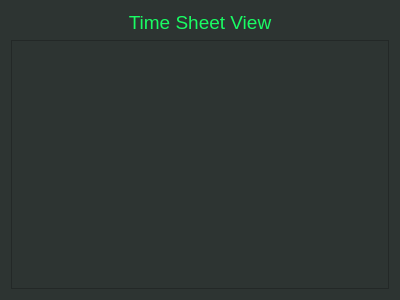
First picture: the form in timesheetview.ui, repository evanblough/timesheet_app, before the edit.
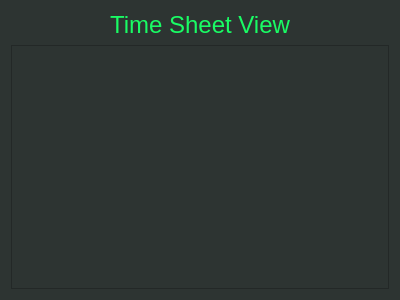
Second picture: the form after the edit.

```diff
--- a/timesheetview.ui
+++ b/timesheetview.ui
@@ -487,7 +487,7 @@
     <widget class="QLabel" name="label">
      <property name="font">
       <font>
-       <pointsize>14</pointsize>
+       <pointsize>18</pointsize>
       </font>
      </property>
      <property name="text">
@@ -509,7 +509,7 @@
         <x>0</x>
         <y>0</y>
         <width>380</width>
-        <height>252</height>
+        <height>246</height>
        </rect>
       </property>
      </widget>
```
